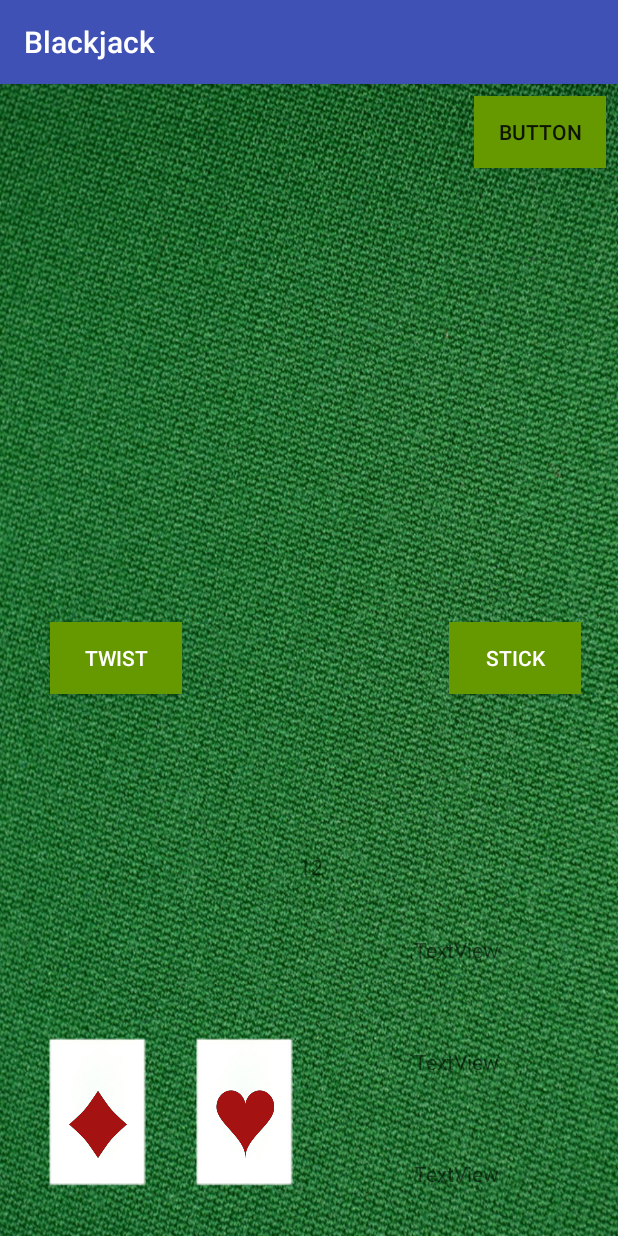
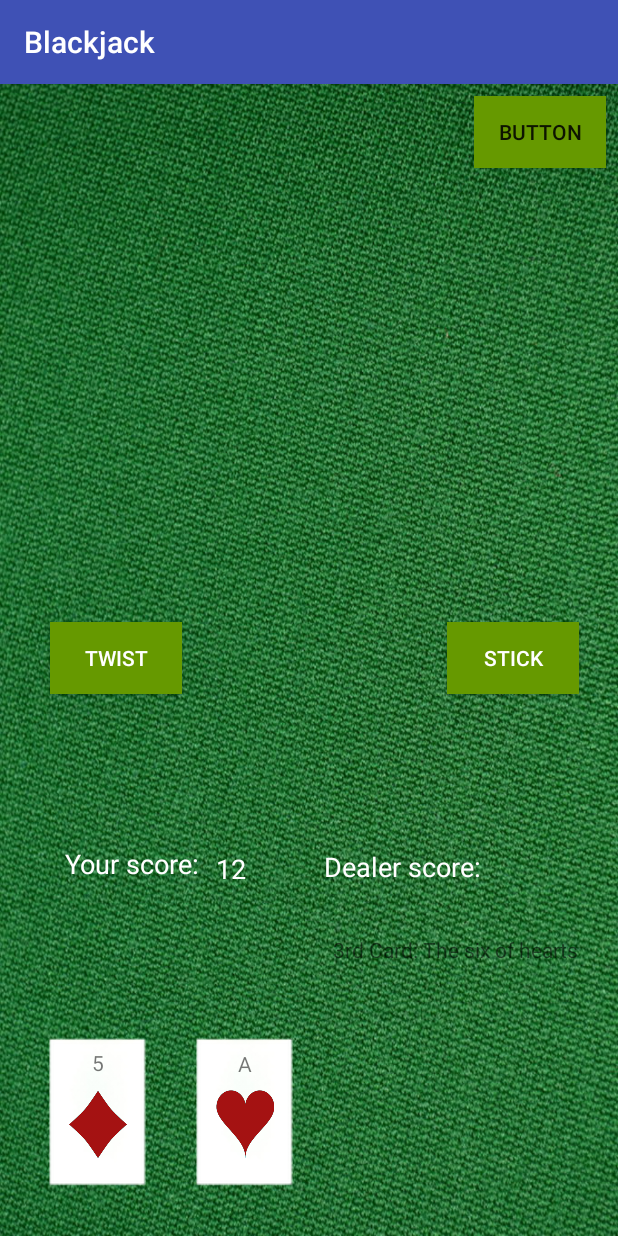
Before and after one commit to robbbowes/Java_Android_Blackjack, an Android app: the screen it shows after launch (BlackjackLauncherActivity), after a tap on "TWIST", on a phone screen of 412 x 824 dp. Run offline under Robolectric (Android 15) with nearby library versions, the phone set to English and light mode, and no system bars.

Commit message:
Refactor from if statement to hashmap, add numbers to cards and text box for additional cards

```diff
--- a/app/src/main/java/com/example/user/blackjack/BlackjackLauncherActivity.java
+++ b/app/src/main/java/com/example/user/blackjack/BlackjackLauncherActivity.java
@@ -12,19 +12,29 @@ import android.widget.ImageView;
 import android.widget.TextView;
 import android.widget.Toast;
 
+import java.util.HashMap;
 import java.util.Random;
 
 public class BlackjackLauncherActivity extends AppCompatActivity {
 
     BlackjackGame blackjackGame;
+
     Button twist_button;
     Button stick_button;
+
+    TextView playerScore;
+    TextView dealerScore;
+    TextView winnerDisplay;
+
+    ImageView firstSuitImage;
+    TextView firstCardRank;
+    ImageView secondSuitImage;
+    TextView secondCardRank;
+
     TextView third_card;
-    TextView playerScore;
-    TextView winnerDisplay;
-    TextView dealerScore;
-    ImageView firstSuitImage;
-    ImageView secondSuitImage;
+    TextView fourth_card;
+    TextView fifth_card;
+
 
     @Override
     protected void onCreate(Bundle savedInstanceState) {
@@ -38,16 +48,40 @@ public class BlackjackLauncherActivity extends AppCompatActivity {
 
 //        CREATE AND ADD PICS TO FIRST AND SECOND CARDS BASED ON WHAT PLAYER HAS IN HAND
 
+        HashMap<Value, String> rank = new HashMap<Value, String>();
+        rank.put(Value.TWO, "2");
+        rank.put(Value.THREE, "3");
+        rank.put(Value.FOUR, "4");
+        rank.put(Value.FIVE, "5");
+        rank.put(Value.SIX, "6");
+        rank.put(Value.SEVEN, "7");
+        rank.put(Value.EIGHT, "8");
+        rank.put(Value.NINE, "9");
+        rank.put(Value.TEN, "10");
+        rank.put(Value.JACK, "J");
+        rank.put(Value.QUEEN, "Q");
+        rank.put(Value.KING, "K");
+        rank.put(Value.ACE, "A");
+
         firstSuitImage = (ImageView) findViewById(R.id.first_suit_image);
         String firstCardSuit = blackjackGame.player.getHand().get(0).getSuitString();
         int firstCardSuitId = getResources().getIdentifier(firstCardSuit, "drawable", getPackageName());
         firstSuitImage.setImageResource(firstCardSuitId);
+
+        String firstValueString = rank.get(blackjackGame.player.getHand().get(0).getValue());
+        firstCardRank = (TextView) findViewById(R.id.first_card_rank);
+        firstCardRank.setText(firstValueString);
 
 
         secondSuitImage = (ImageView) findViewById(R.id.second_suit_image);
         String secondCardSuit = blackjackGame.player.getHand().get(1).getSuitString();
         int secondCardSuitId = getResources().getIdentifier(secondCardSuit, "drawable", getPackageName());
         secondSuitImage.setImageResource(secondCardSuitId);
+
+        String secondValueString = rank.get(blackjackGame.player.getHand().get(1).getValue());
+        secondCardRank = (TextView) findViewById(R.id.second_card_rank);
+        secondCardRank.setText(secondValueString);
+
 
 //        CREATE BOX FOR PLAYER SCORE
 
@@ -100,12 +134,25 @@ public class BlackjackLauncherActivity extends AppCompatActivity {
         playerScore = (TextView) findViewById(R.id.player_score);
         playerScore.setText(newPlayerScore);
 
+//        RESETS THE DEALER SCORE, WINNER DISPLAY, AND ADDITIONAL CARD DISPLAYS
+
         dealerScore = (TextView) findViewById(R.id.dealer_score);
         dealerScore.setText("");
         winnerDisplay = (TextView) findViewById(R.id.winner_display);
         winnerDisplay.setText("");
 
+        third_card = (TextView) findViewById(R.id.third_card);
+        third_card.setText("");
+
+        fourth_card = (TextView) findViewById(R.id.fourth_card);
+        fourth_card.setText("");
+
+        fifth_card = (TextView) findViewById(R.id.fifth_card);
+        fifth_card.setText("");
+
     }
+
+
 
     public void onClickTwist(View button) {
 
@@ -127,11 +174,33 @@ public class BlackjackLauncherActivity extends AppCompatActivity {
         playerScore = (TextView) findViewById((R.id.player_score));
         playerScore.setText(playerscore);
 
+        if (blackjackGame.player.getHand().size() > 2 ) {
+
+            String playerThirdCardSuit = "" + blackjackGame.player.getHand().get(2).getSuitString();
+            String playerThirdCardRank = "" + blackjackGame.player.getHand().get(2).getValueString();
+            third_card = (TextView) findViewById(R.id.third_card);
+            third_card.setText("3rd Card: The " + playerThirdCardRank + " of " + playerThirdCardSuit);
+        }
+
+        if (blackjackGame.player.getHand().size() > 3 ) {
+
+            String playerFourthCardSuit = "" + blackjackGame.player.getHand().get(3).getSuitString();
+            String playerFourthCardRank = "" + blackjackGame.player.getHand().get(3).getValueString();
+            fourth_card = (TextView) findViewById(R.id.fourth_card);
+            fourth_card.setText("4th Card: The " + playerFourthCardRank + " of " + playerFourthCardSuit);
+        }
+
+        if (blackjackGame.player.getHand().size() > 4 ) {
+
+            String playerFifthCardSuit = "" + blackjackGame.player.getHand().get(4).getSuitString();
+            String playerFifthCardRank = "" + blackjackGame.player.getHand().get(4).getValueString();
+            fifth_card = (TextView) findViewById(R.id.fifth_card);
+            fifth_card.setText("5th Card: The " + playerFifthCardRank + " of " + playerFifthCardSuit);
+        }
+    }
 
 
 
-
-    }
 
 
     public void onClickStick(View button) {
--- a/app/src/main/java/com/example/user/blackjack/Card.java
+++ b/app/src/main/java/com/example/user/blackjack/Card.java
@@ -32,4 +32,6 @@ public class Card {
     String getValueString() {
         return value.toString().toLowerCase();
     }
+
+
 }
--- a/app/src/main/java/com/example/user/blackjack/Player.java
+++ b/app/src/main/java/com/example/user/blackjack/Player.java
@@ -1,6 +1,7 @@
 package com.example.user.blackjack;
 
 import java.util.ArrayList;
+import java.util.HashMap;
 
 /**
  * Created by user on 22/09/2017.
@@ -57,50 +58,29 @@ public class Player {
 
     int getHandWorth() {
 
+        HashMap<Value, Integer> values = new HashMap<Value, Integer>();
+        values.put(Value.TWO, 2);
+        values.put(Value.THREE, 3);
+        values.put(Value.FOUR, 4);
+        values.put(Value.FIVE, 5);
+        values.put(Value.SIX, 6);
+        values.put(Value.SEVEN, 7);
+        values.put(Value.EIGHT, 8);
+        values.put(Value.NINE, 9);
+        values.put(Value.TEN, 10);
+        values.put(Value.JACK, 10);
+        values.put(Value.QUEEN, 10);
+        values.put(Value.KING, 10);
+        values.put(Value.ACE, 1);
+
         int handWorth = 0;
         boolean aceCounter = false;
 
         for (Card card : hand) {
-            if (card.getValue() == Value.TWO) {
-                handWorth += 2;
-            }
-            if (card.getValue() == Value.THREE) {
-                handWorth += 3;
-            }
-            if (card.getValue() == Value.FOUR) {
-                handWorth += 4;
-            }
-            if (card.getValue() == Value.FIVE) {
-                handWorth += 5;
-            }
-            if (card.getValue() == Value.SIX) {
-                handWorth += 6;
-            }
-            if (card.getValue() == Value.SEVEN) {
-                handWorth += 7;
-            }
-            if (card.getValue() == Value.EIGHT) {
-                handWorth += 8;
-            }
-            if (card.getValue() == Value.NINE) {
-                handWorth += 9;
-            }
-            if (card.getValue() == Value.TEN) {
-                handWorth += 10;
-            }
-            if (card.getValue() == Value.JACK) {
-                handWorth += 10;
-            }
-            if (card.getValue() == Value.QUEEN) {
-                handWorth += 10;
-            }
-            if (card.getValue() == Value.KING) {
-                handWorth += 10;
-            }
-            if (card.getValue() == Value.ACE) {
-                handWorth++;
+            if(card.getValue() == Value.ACE){
                 aceCounter = true;
             }
+            handWorth += values.get(card.getValue());
         }
         if (aceCounter && ((handWorth + 10) < 22) ) {
             return handWorth + 10;
--- a/app/src/main/java/com/example/user/blackjack/Value.java
+++ b/app/src/main/java/com/example/user/blackjack/Value.java
@@ -5,6 +5,7 @@ package com.example.user.blackjack;
  */
 
 public enum Value {
+
     TWO,
     THREE,
     FOUR,
@@ -17,5 +18,7 @@ public enum Value {
     JACK,
     QUEEN,
     KING,
-    ACE
+    ACE;
+
+
 }
--- a/app/src/main/res/layout/activity_blackjack_launcher.xml
+++ b/app/src/main/res/layout/activity_blackjack_launcher.xml
@@ -59,7 +59,7 @@
         android:onClick="onClickStick"
         android:text="@string/stick_button"
         app:layout_constraintBottom_toBottomOf="parent"
-        app:layout_constraintHorizontal_bias="0.972"
+        app:layout_constraintHorizontal_bias="0.966"
         app:layout_constraintLeft_toLeftOf="parent"
         app:layout_constraintRight_toRightOf="parent"
         app:layout_constraintTop_toTopOf="parent"
@@ -69,71 +69,73 @@
         android:id="@+id/fifth_card"
         android:layout_width="wrap_content"
         android:layout_height="wrap_content"
-        android:text="TextView"
-        app:layout_constraintLeft_toRightOf="@+id/second_card"
+        android:layout_marginBottom="32dp"
         android:layout_marginLeft="8dp"
         android:layout_marginRight="8dp"
-        app:layout_constraintRight_toRightOf="parent"
         app:layout_constraintBottom_toBottomOf="parent"
-        android:layout_marginBottom="32dp" />
+        app:layout_constraintLeft_toRightOf="@+id/second_card"
+        app:layout_constraintRight_toRightOf="parent" />
 
     <TextView
         android:id="@+id/fourth_card"
         android:layout_width="wrap_content"
         android:layout_height="wrap_content"
-        android:text="TextView"
+        android:layout_marginBottom="8dp"
+        android:layout_marginLeft="8dp"
+        android:layout_marginRight="8dp"
         android:layout_marginTop="8dp"
-        app:layout_constraintTop_toBottomOf="@+id/third_card"
-        android:layout_marginBottom="8dp"
         app:layout_constraintBottom_toTopOf="@+id/fifth_card"
-        android:layout_marginRight="8dp"
+        app:layout_constraintLeft_toRightOf="@+id/second_card"
         app:layout_constraintRight_toRightOf="parent"
-        app:layout_constraintLeft_toRightOf="@+id/second_card"
-        android:layout_marginLeft="8dp" />
+        app:layout_constraintTop_toBottomOf="@+id/third_card" />
 
     <TextView
         android:id="@+id/third_card"
         android:layout_width="wrap_content"
         android:layout_height="wrap_content"
-        android:text="TextView"
-        app:layout_constraintLeft_toRightOf="@+id/second_card"
+        android:layout_marginBottom="30dp"
         android:layout_marginLeft="8dp"
         android:layout_marginRight="8dp"
+        android:layout_marginTop="8dp"
+        app:layout_constraintBottom_toBottomOf="parent"
+        app:layout_constraintHorizontal_bias="0.5"
+        app:layout_constraintLeft_toRightOf="@+id/second_card"
         app:layout_constraintRight_toRightOf="parent"
-        app:layout_constraintBottom_toBottomOf="parent"
-        android:layout_marginBottom="30dp"
-        android:layout_marginTop="8dp"
         app:layout_constraintTop_toBottomOf="@+id/stick_button"
-        app:layout_constraintHorizontal_bias="0.5"
         app:layout_constraintVertical_bias="0.502" />
 
     <TextView
         android:id="@+id/player_score"
         android:layout_width="wrap_content"
         android:layout_height="wrap_content"
+        android:layout_marginBottom="8dp"
         android:layout_marginLeft="8dp"
         android:layout_marginRight="8dp"
         android:layout_marginTop="8dp"
-        app:layout_constraintHorizontal_bias="0.504"
+        android:textColor="@android:color/white"
+        android:textSize="18sp"
+        app:layout_constraintBottom_toTopOf="@+id/second_card"
+        app:layout_constraintHorizontal_bias="0.362"
         app:layout_constraintLeft_toLeftOf="parent"
         app:layout_constraintRight_toRightOf="parent"
         app:layout_constraintTop_toBottomOf="@+id/twist_button"
-        android:layout_marginBottom="8dp"
-        app:layout_constraintBottom_toTopOf="@+id/second_card" />
+        app:layout_constraintVertical_bias="0.509" />
 
     <TextView
         android:id="@+id/winner_display"
         android:layout_width="wrap_content"
         android:layout_height="wrap_content"
+        android:layout_marginBottom="8dp"
         android:layout_marginLeft="8dp"
         android:layout_marginRight="8dp"
+        android:layout_marginTop="8dp"
+        android:textColor="@android:color/white"
+        app:layout_constraintBottom_toBottomOf="parent"
+        app:layout_constraintHorizontal_bias="0.47"
         app:layout_constraintLeft_toRightOf="@+id/twist_button"
         app:layout_constraintRight_toLeftOf="@+id/stick_button"
-        app:layout_constraintHorizontal_bias="0.503"
         app:layout_constraintTop_toTopOf="parent"
-        android:layout_marginTop="8dp"
-        app:layout_constraintBottom_toBottomOf="parent"
-        android:layout_marginBottom="8dp" />
+        app:layout_constraintVertical_bias="0.401" />
 
     <Button
         android:id="@+id/new_game"
@@ -156,10 +158,13 @@
         android:layout_marginLeft="8dp"
         android:layout_marginRight="8dp"
         android:layout_marginTop="8dp"
-        app:layout_constraintBottom_toTopOf="@+id/stick_button"
+        android:textColor="@android:color/white"
+        android:textSize="18sp"
+        app:layout_constraintBottom_toTopOf="@+id/second_card"
+        app:layout_constraintHorizontal_bias="0.85"
         app:layout_constraintLeft_toLeftOf="parent"
         app:layout_constraintRight_toRightOf="parent"
-        app:layout_constraintTop_toTopOf="parent" />
+        app:layout_constraintTop_toBottomOf="@+id/stick_button" />
 
     <ImageView
         android:id="@+id/first_suit_image"
@@ -188,4 +193,67 @@
         app:layout_constraintRight_toRightOf="@+id/second_card"
         app:layout_constraintTop_toTopOf="@+id/second_card"
         app:layout_constraintVertical_bias="0.7" />
+
+    <TextView
+        android:id="@+id/player_score"
+        android:layout_width="wrap_content"
+        android:layout_height="wrap_content"
+        android:layout_marginBottom="8dp"
+        android:layout_marginTop="8dp"
+        android:text="@string/your_score"
+        android:textColor="@android:color/white"
+        android:textSize="18sp"
+        app:layout_constraintBottom_toTopOf="@+id/first_card"
+        app:layout_constraintTop_toBottomOf="@+id/twist_button"
+        app:layout_constraintVertical_bias="0.49"
+        android:layout_marginLeft="8dp"
+        app:layout_constraintLeft_toLeftOf="parent"
+        android:layout_marginRight="8dp"
+        app:layout_constraintRight_toRightOf="parent"
+        app:layout_constraintHorizontal_bias="0.115" />
+
+    <TextView
+        android:id="@+id/dealer_score"
+        android:layout_width="wrap_content"
+        android:layout_height="wrap_content"
+        android:text="@string/dealer_score"
+        android:textColor="@android:color/white"
+        android:textSize="18sp"
+        android:layout_marginBottom="8dp"
+        app:layout_constraintBottom_toTopOf="@+id/second_card"
+        android:layout_marginTop="8dp"
+        app:layout_constraintTop_toBottomOf="@+id/stick_button"
+        android:layout_marginRight="8dp"
+        app:layout_constraintRight_toRightOf="parent"
+        android:layout_marginLeft="8dp"
+        app:layout_constraintLeft_toLeftOf="parent"
+        app:layout_constraintHorizontal_bias="0.714"
+        app:layout_constraintVertical_bias="0.5" />
+
+    <TextView
+        android:id="@+id/first_card_rank"
+        android:layout_width="wrap_content"
+        android:layout_height="wrap_content"
+        android:layout_marginBottom="8dp"
+        android:layout_marginLeft="8dp"
+        android:layout_marginRight="8dp"
+        android:layout_marginTop="8dp"
+        app:layout_constraintBottom_toTopOf="@+id/first_suit_image"
+        app:layout_constraintLeft_toLeftOf="@+id/first_card"
+        app:layout_constraintRight_toRightOf="@+id/first_card"
+        app:layout_constraintTop_toTopOf="@+id/first_card"
+        app:layout_constraintVertical_bias="1.0" />
+
+    <TextView
+        android:id="@+id/second_card_rank"
+        android:layout_width="wrap_content"
+        android:layout_height="wrap_content"
+        android:layout_marginBottom="8dp"
+        android:layout_marginLeft="8dp"
+        android:layout_marginRight="8dp"
+        android:layout_marginTop="8dp"
+        app:layout_constraintBottom_toTopOf="@+id/second_suit_image"
+        app:layout_constraintLeft_toLeftOf="@+id/second_card"
+        app:layout_constraintRight_toRightOf="@+id/second_card"
+        app:layout_constraintTop_toTopOf="@+id/second_card" />
 </android.support.constraint.ConstraintLayout>
--- a/app/src/main/res/values/strings.xml
+++ b/app/src/main/res/values/strings.xml
@@ -4,4 +4,6 @@
     <string name="twist_button">Twist</string>
     <string name="player_score">Your score: </string>
     <string name="new_game">New Game</string>
+    <string name="your_score">Your score:</string>
+    <string name="dealer_score">Dealer score:</string>
 </resources>
```
Also changed, not shown: 1 other file.
